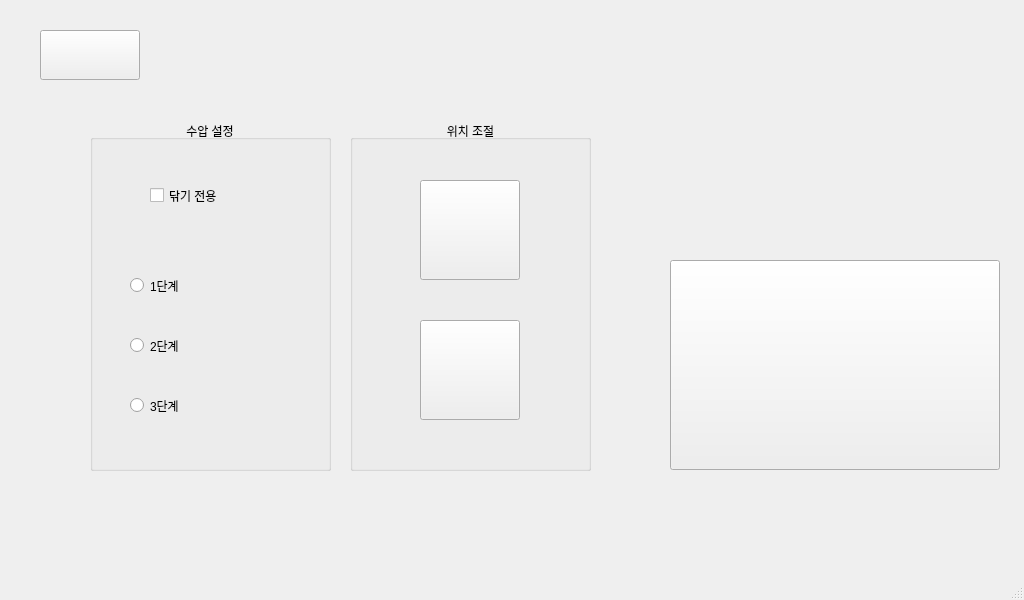
First picture: the form in ui_workspace/manager.ui, repository chohs1221/Capstone_Project, before the edit.
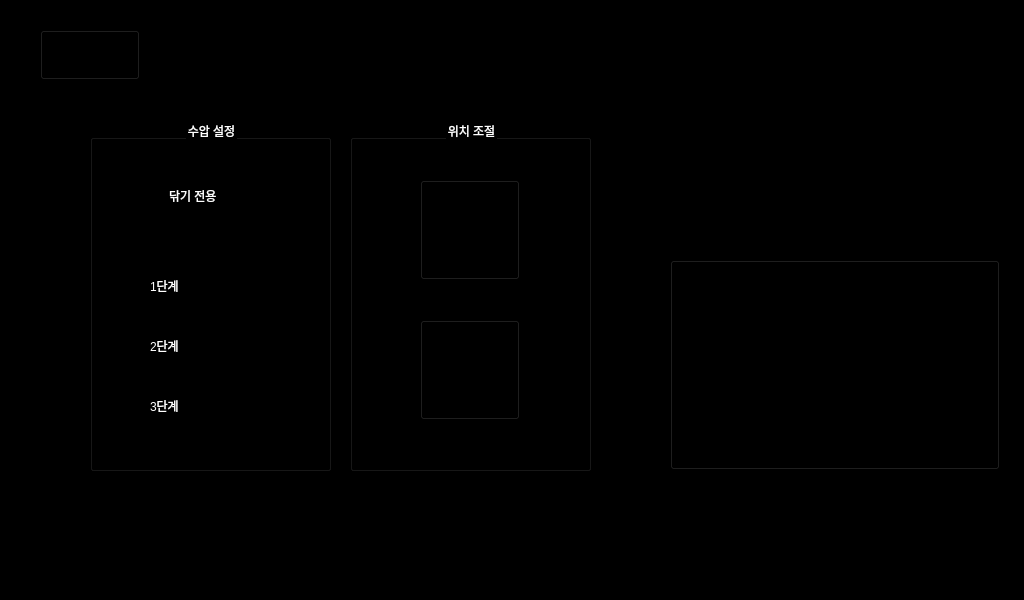
Second picture: the form after the edit. Icons and pictures are not drawn.

What changed in the file:
```diff
--- a/ui_workspace/manager.ui
+++ b/ui_workspace/manager.ui
@@ -16,6 +16,9 @@
   <property name="windowTitle">
    <string>MainWindow</string>
   </property>
+  <property name="styleSheet">
+   <string notr="true">background-color: rgb(0, 0, 0);</string>
+  </property>
   <widget class="QWidget" name="centralwidget">
    <widget class="QPushButton" name="q_btn_home">
     <property name="geometry">
@@ -48,6 +51,10 @@
     <property name="cursor">
      <cursorShape>BlankCursor</cursorShape>
     </property>
+    <property name="styleSheet">
+     <string notr="true">font: 75 15pt &quot;Arial&quot;;
+color: white;</string>
+    </property>
     <property name="title">
      <string>수압 설정</string>
     </property>
@@ -150,6 +157,10 @@
     <property name="cursor">
      <cursorShape>BlankCursor</cursorShape>
     </property>
+    <property name="styleSheet">
+     <string notr="true">font: 75 15pt &quot;Arial&quot;;
+color: white;</string>
+    </property>
     <property name="title">
      <string>위치 조절</string>
     </property>
@@ -165,6 +176,9 @@
        <height>100</height>
       </rect>
      </property>
+     <property name="styleSheet">
+      <string notr="true">border-image: url(:/img_btn/img_up.jpg);</string>
+     </property>
      <property name="text">
       <string/>
      </property>
@@ -178,6 +192,9 @@
        <height>100</height>
       </rect>
      </property>
+     <property name="styleSheet">
+      <string notr="true">border-image: url(:/img_btn/img_down.jpg);</string>
+     </property>
      <property name="text">
       <string/>
      </property>
```
Left out of the diff: 6 changed lines with no effect on the pictures.
